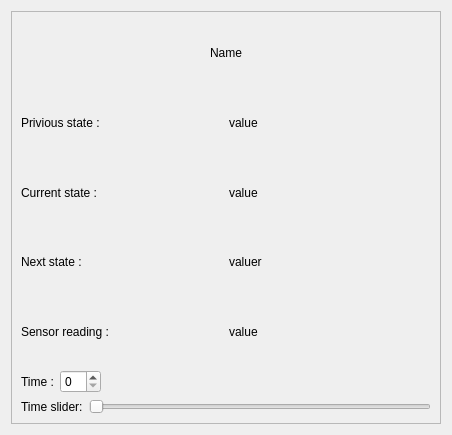
Qt form robotwidget.ui (AmmarHsn/Traces_Analysis_Tool) before a commit.
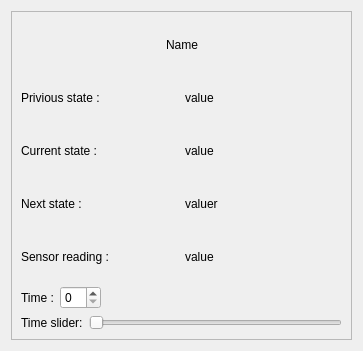
The same form after that commit.

```diff
--- a/robotwidget.ui
+++ b/robotwidget.ui
@@ -6,14 +6,17 @@
    <rect>
     <x>0</x>
     <y>0</y>
-    <width>452</width>
-    <height>435</height>
+    <width>363</width>
+    <height>351</height>
    </rect>
   </property>
   <property name="windowTitle">
    <string>Form</string>
   </property>
   <layout class="QGridLayout" name="gridLayout_2">
+   <property name="sizeConstraint">
+    <enum>QLayout::SetMinimumSize</enum>
+   </property>
    <item row="0" column="0">
     <widget class="QFrame" name="frame">
      <property name="frameShape">
```
